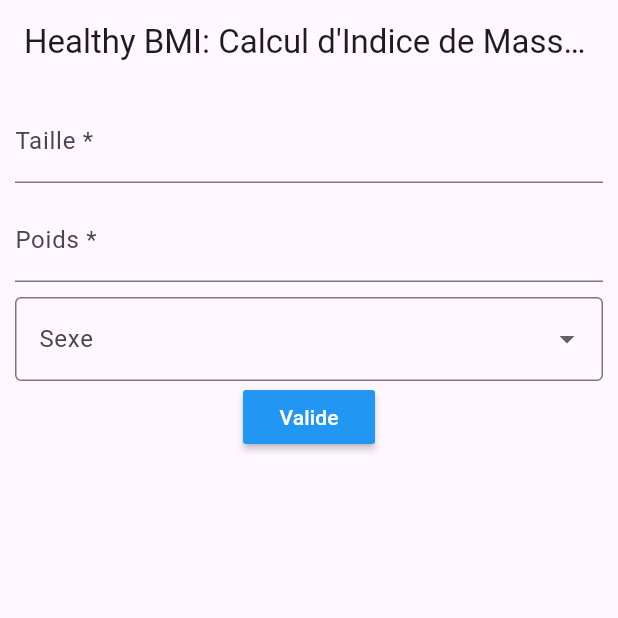
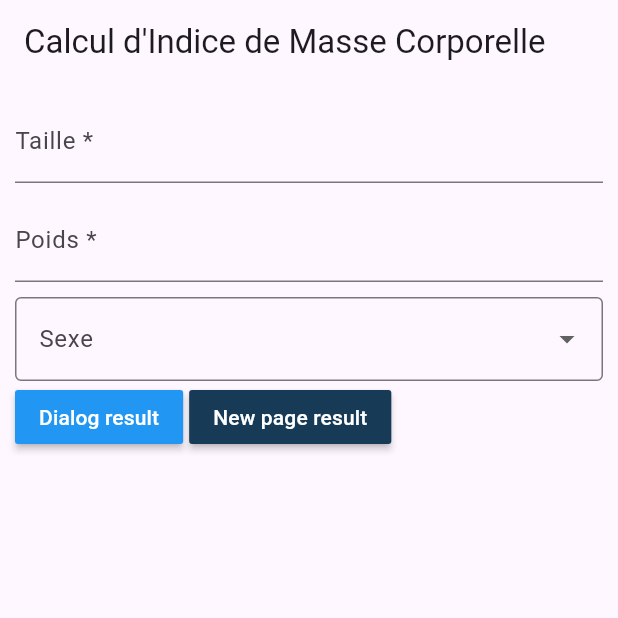
Before and after one commit to Henrio-89/exo_imc, a Flutter app: the NextPage screen opened directly, on a phone screen of 412 x 824 dp, the top half of it. Run offline on Flutter 3.47's test engine with Material 3 defaults, Android fonts, the phone set to English and light mode, and no system bars; our stand-ins replace lottie; missing offline and left inert: dart:ffi; network calls fail.

Commit message:
[FEAT] Mise en place de la redirection vers page resultat

```diff
--- a/lib/NextPage.dart
+++ b/lib/NextPage.dart
@@ -11,7 +11,7 @@ class NextPage extends StatefulWidget {
 class _NextPageState extends State<NextPage> {
   @override
   Widget build(BuildContext context) {
-    return Scaffold(
+    return const Scaffold(
       body: ImcForm(),
     );
   }
--- a/lib/SplashScreen.dart
+++ b/lib/SplashScreen.dart
@@ -15,7 +15,7 @@ class _SplashScreenState extends State<SplashScreen> {
   @override
   void initState() {
     super.initState();
-    // Attendre 5 secondes puis naviguer vers la page suivante
+    // Attendre 10 secondes puis naviguer vers la page suivante
     Future.delayed(const Duration(seconds: 10), () {
       Navigator.of(context)
           .pushReplacement(MaterialPageRoute(builder: (context) => NextPage()));
--- a/lib/imcForm.dart
+++ b/lib/imcForm.dart
@@ -2,6 +2,7 @@ import 'dart:ffi';
 
 import 'package:flutter/material.dart';
 import 'package:flutter/widgets.dart';
+import 'package:oexchage/resultPage.dart';
 
 class ImcForm extends StatefulWidget {
   const ImcForm({super.key});
@@ -21,12 +22,12 @@ class _ImcFormState extends State<ImcForm> {
   Widget build(BuildContext context) {
     return Scaffold(
       appBar: AppBar(
-        title: Text("Healthy BMI: Calcul d'Indice de Masse Corporelle"),
+        title: const Text("Calcul d'Indice de Masse Corporelle"),
       ),
       body: Container(
         // decoration: BoxDecoration(),
         child: Padding(
-          padding: EdgeInsets.all(10.0),
+          padding: const EdgeInsets.all(10.0),
           child: Form(
             key: _formKey,
             child: Column(
@@ -43,7 +44,7 @@ class _ImcFormState extends State<ImcForm> {
                     return null;
                   },
                 ),
-                SizedBox(width:10,height: 10),
+                const SizedBox(width: 10, height: 10),
                 TextFormField(
                   controller: _poidsController,
                   decoration: const InputDecoration(
@@ -56,7 +57,7 @@ class _ImcFormState extends State<ImcForm> {
                     return null;
                   },
                 ),
-                SizedBox(width:10,height: 10),
+                const SizedBox(width: 10, height: 10),
                 DropdownButtonFormField(
                   value: sexeSelected,
                   onChanged: (newValue) {
@@ -79,6 +80,8 @@ class _ImcFormState extends State<ImcForm> {
                     border: OutlineInputBorder(), // Style de bordure
                   ),
                 ),
+                Row(
+                  children: [
                     MaterialButton(
                       onPressed: () {
                         if (_formKey.currentState!.validate()) {
@@ -87,9 +90,24 @@ class _ImcFormState extends State<ImcForm> {
                       },
                       color: Colors.blue,
                       child: const Text(
-                    "Valide",
+                        "Dialog result",
                         style: TextStyle(color: Colors.white),
                       ),
+                    ),
+                    SizedBox(width: 4),
+                    MaterialButton(
+                      onPressed: () {
+                        if (_formKey.currentState!.validate()) {
+                          resultPageRoot();
+                        }
+                      },
+                      color: const Color.fromARGB(255, 23, 58, 87),
+                      child: const Text(
+                        "New page result",
+                        style: TextStyle(color: Colors.white),
+                      ),
+                    ),
+                  ],
                 ),
               ],
             ),
@@ -97,6 +115,12 @@ class _ImcFormState extends State<ImcForm> {
         ),
       ),
     );
+  }
+
+  void resultPageRoot() {
+    var result = calculPageResult();
+    Navigator.of(context).pushReplacement(
+        MaterialPageRoute(builder: (context) => ResultPage(result: result)));
   }
 
   double calculerIMC(double poids, double taille, String sexe) {
@@ -120,20 +144,33 @@ class _ImcFormState extends State<ImcForm> {
   }
 
   void calcul() {
-    //FORMULE
     double poids = double.parse(_poidsController.text);
     double taille = double.parse(_taillsController.text);
     String sexe = sexeSelected.toString();
 
-    double result = calculerIMC(poids, taille, sexe);
-    String formattedResult =
-        result.toStringAsFixed(2); // Arrondir le résultat à deux décimales
+    double imc = calculerIMC(poids, taille, sexe);
+    List<dynamic> result = calculerResultats(imc, poids, taille, sexe);
+    afficherResultatSnackbar(result);
+  }
 
+  List<dynamic> calculPageResult() {
+    double poids = double.parse(_poidsController.text);
+    double taille = double.parse(_taillsController.text);
+    String sexe = sexeSelected.toString();
+
+    double imc = calculerIMC(poids, taille, sexe);
+    return calculerResultats(imc, poids, taille, sexe);
+  }
+
+  List<dynamic> calculerResultats(
+      double imc, double poids, double taille, String sexe) {
+    String formattedResult = imc.toStringAsFixed(2);
+
+    double poidsIdeal;
     String category;
     String advice;
     String poidsIdealText = "";
 
-    double poidsIdeal;
     if (sexe == "Masculin") {
       poidsIdeal = taille - 100 - ((taille - 150) / 4);
     } else if (sexe == "Féminin") {
@@ -144,15 +181,16 @@ class _ImcFormState extends State<ImcForm> {
     }
     poidsIdealText =
         "Poids idéal pour la taille: ${poidsIdeal.toStringAsFixed(1)} kg";
-    if (result < 18.5) {
+
+    if (imc < 18.5) {
       category = "Sous-poids";
       advice =
           "Il est important de consulter un professionnel de la santé pour évaluer votre alimentation et votre état nutritionnel.";
-    } else if (result >= 18.5 && result < 25) {
+    } else if (imc < 25) {
       category = "Poids normal";
       advice =
           "Maintenez un mode de vie sain en pratiquant une activité physique régulière et en adoptant une alimentation équilibrée.";
-    } else if (result >= 25 && result < 30) {
+    } else if (imc < 30) {
       category = "Surpoids";
       advice =
           "Considérez des changements dans votre mode de vie, comme une alimentation plus équilibrée et une augmentation de l'activité physique.";
@@ -162,6 +200,16 @@ class _ImcFormState extends State<ImcForm> {
           "Consultez un professionnel de la santé pour obtenir des conseils personnalisés sur la gestion du poids et la santé générale.";
     }
 
+    return [formattedResult, poids, category, poidsIdealText, advice];
+  }
+
+  void afficherResultatSnackbar(List<dynamic> result) {
+    String formattedResult = result[0];
+    double poids = result[1];
+    String category = result[2];
+    String poidsIdealText = result[3];
+    String advice = result[4];
+
     ScaffoldMessenger.of(context).showSnackBar(
       SnackBar(
         content: Column(
@@ -169,13 +217,13 @@ class _ImcFormState extends State<ImcForm> {
           mainAxisSize: MainAxisSize.min,
           children: [
             Text("Résultat: $formattedResult"),
-            SizedBox(height: 8),
+            const SizedBox(height: 8),
             Text("Poids: $poids kg"), // Afficher le poids de la personne
-            SizedBox(height: 8),
+            const SizedBox(height: 8),
             Text("Catégorie: $category"),
-            SizedBox(height: 8),
+            const SizedBox(height: 8),
             if (poidsIdealText.isNotEmpty) Text(poidsIdealText),
-            SizedBox(height: 8),
+            const SizedBox(height: 8),
             Text("Conseils: $advice"),
           ],
         ),
--- a/lib/main.dart
+++ b/lib/main.dart
@@ -1,5 +1,5 @@
 import 'package:flutter/material.dart';
-import 'package:oexchage/SplashScreen.dart';
+import 'package:oexchage/splashScreen.dart';
 
 void main() {
   runApp(const MyApp());
@@ -13,6 +13,7 @@ class MyApp extends StatelessWidget {
   Widget build(BuildContext context) {
     return MaterialApp(
       title: 'Flutter Demo',
+      debugShowCheckedModeBanner: false,
       theme: ThemeData(
         colorScheme: ColorScheme.fromSeed(seedColor: Colors.deepPurple),
         useMaterial3: true,
--- /dev/null
+++ b/lib/resultPage.dart
@@ -0,0 +1,41 @@
+import 'package:flutter/material.dart';
+
+class ResultPage extends StatefulWidget {
+  final dynamic result;
+
+  const ResultPage({super.key, this.result});
+
+  @override
+  State<ResultPage> createState() => _ResultPageState();
+}
+
+class _ResultPageState extends State<ResultPage> {
+  @override
+  Widget build(BuildContext context) {
+    return Scaffold(
+      appBar: AppBar(
+        title: const Text("IMC"),
+      ),
+      body: Padding(
+        padding: const EdgeInsets.all(8.0),
+        child: Container(
+          child: Column(
+            crossAxisAlignment: CrossAxisAlignment.start,
+            mainAxisSize: MainAxisSize.min,
+            children: [
+              Text("Résultat: ${widget.result[0]}"),
+              const SizedBox(height: 8),
+              Text("Poids: ${widget.result[1]} kg"),
+              const SizedBox(height: 8),
+              Text("Catégorie: ${widget.result[2]}"),
+              const SizedBox(height: 8),
+              Text("${widget.result[3]}"),
+              const SizedBox(height: 8),
+              Text("Conseils: ${widget.result[4]}"),
+            ],
+          ),
+        ),
+      ),
+    );
+  }
+}
```
Lines whose indentation alone changed are shown as unchanged.
